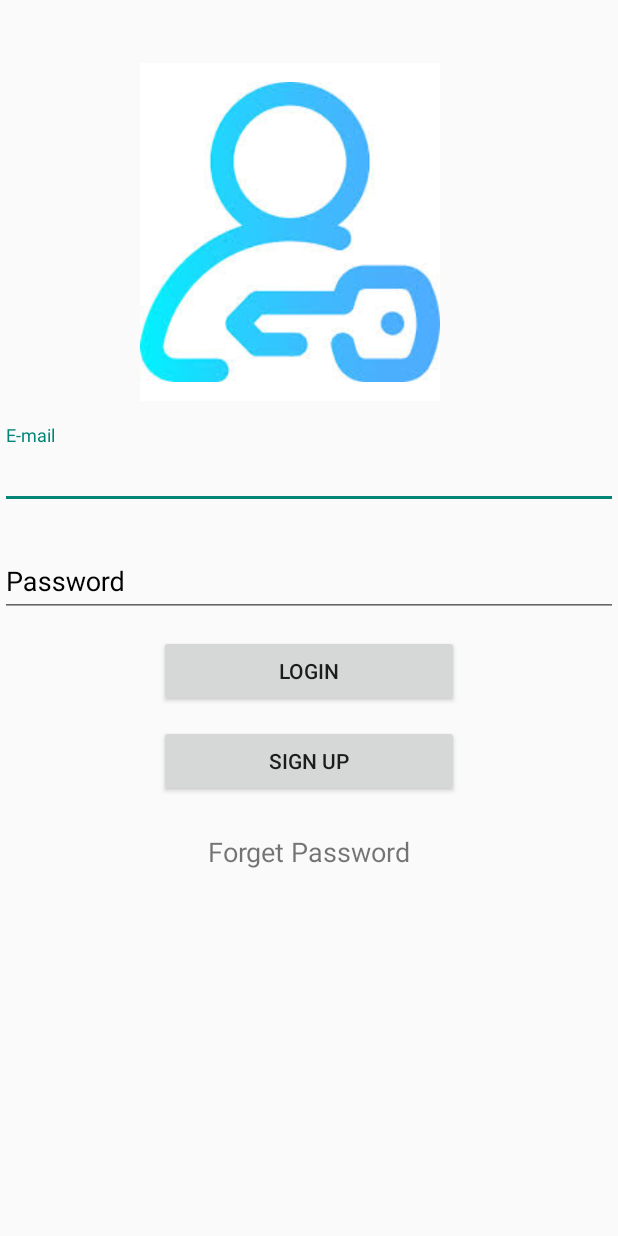
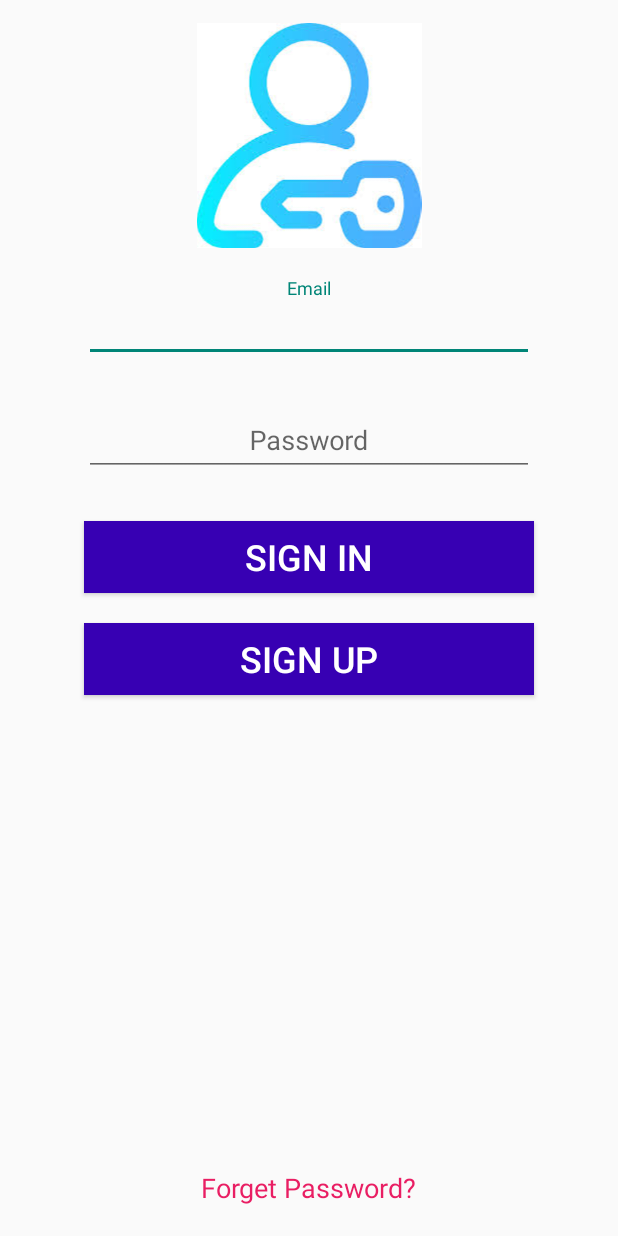
Before and after one commit to faridmitri/chatapp, an Android app: the layout activity_login.xml on its own in the app's theme, with its tools: preview values and no code run, on a phone screen of 412 x 824 dp. Run offline under Robolectric (Android 15) with nearby library versions, the phone set to English and light mode, and no system bars.

Commit message:
resolve bugs

```diff
--- a/app/build.gradle
+++ b/app/build.gradle
@@ -36,9 +36,11 @@ dependencies {
     implementation 'androidx.constraintlayout:constraintlayout:2.0.4'
     implementation 'com.google.firebase:firebase-auth:19.2.0'
     implementation 'com.google.firebase:firebase-database:19.2.1'
+    implementation 'com.google.firebase:firebase-storage:19.2.0'
     testImplementation 'junit:junit:4.+'
     androidTestImplementation 'androidx.test.ext:junit:1.1.2'
     androidTestImplementation 'androidx.test.espresso:espresso-core:3.3.0'
     implementation 'de.hdodenhof:circleimageview:3.1.0'
     implementation 'com.squareup.picasso:picasso:2.71828'
+    implementation 'com.google.firebase:firebase-auth:20.0.1'
 }
--- a/app/src/main/AndroidManifest.xml
+++ b/app/src/main/AndroidManifest.xml
@@ -11,8 +11,8 @@
         android:theme="@style/Theme.ChatApp">
         <activity android:name=".Forget"></activity>
         <activity android:name=".Sign_up" />
-        <activity android:name=".Login" />
-        <activity android:name=".MainActivity">
+        <activity android:name=".MainActivity" />
+        <activity android:name=".Login">
             <intent-filter>
                 <action android:name="android.intent.action.MAIN" />
 
--- a/app/src/main/res/layout/activity_login.xml
+++ b/app/src/main/res/layout/activity_login.xml
@@ -9,86 +9,93 @@
     <ImageView
         android:id="@+id/imageView"
         android:layout_width="200dp"
-        android:layout_height="wrap_content"
-        android:layout_marginStart="93dp"
-        android:layout_marginLeft="93dp"
-        android:layout_marginTop="42dp"
-        android:background="#FFFFFF"
+        android:layout_height="150dp"
+        android:layout_marginTop="15dp"
+        app:layout_constraintEnd_toEndOf="parent"
+        app:layout_constraintHorizontal_bias="0.5"
         app:layout_constraintStart_toStartOf="parent"
         app:layout_constraintTop_toTopOf="parent"
-        app:srcCompat="@drawable/loginimg"
-        tools:ignore="MissingConstraints" />
+        app:srcCompat="@drawable/loginimg" />
 
     <com.google.android.material.textfield.TextInputLayout
-        android:id="@+id/editTextEmail"
-        android:layout_width="0dp"
+        android:id="@+id/textInputLayout"
+        android:layout_width="match_parent"
         android:layout_height="wrap_content"
-        android:layout_marginTop="16dp"
+        android:layout_marginTop="20dp"
         android:gravity="center"
-        android:hint="E-mail"
-        android:textColorHint="@color/black"
-        app:boxBackgroundColor="@color/white"
         app:layout_constraintEnd_toEndOf="parent"
         app:layout_constraintStart_toStartOf="parent"
-        app:layout_constraintTop_toBottomOf="@+id/imageView"
-        app:passwordToggleTint="#FFFFFF">
+        app:layout_constraintTop_toBottomOf="@+id/imageView">
 
         <com.google.android.material.textfield.TextInputEditText
-            android:layout_width="match_parent"
-            android:layout_height="wrap_content" />
+            android:id="@+id/editTextEmail"
+            android:layout_width="300dp"
+            android:layout_height="wrap_content"
+            android:gravity="center"
+            android:hint="Email"
+            android:inputType="textEmailAddress"
+            android:textColor="#000000" />
     </com.google.android.material.textfield.TextInputLayout>
 
     <com.google.android.material.textfield.TextInputLayout
-        android:id="@+id/editTextPassword"
-        android:layout_width="0dp"
+        android:id="@+id/textInputLayout3"
+        android:layout_width="match_parent"
         android:layout_height="wrap_content"
-        android:layout_marginTop="16dp"
+        android:layout_marginTop="20dp"
         android:gravity="center"
-        android:hint="Password"
-        android:textColorHint="@color/black"
-        app:boxBackgroundColor="@color/white"
         app:layout_constraintEnd_toEndOf="parent"
         app:layout_constraintStart_toStartOf="parent"
-        app:layout_constraintTop_toBottomOf="@+id/editTextEmail"
-        app:passwordToggleTint="#FFFFFF">
+        app:layout_constraintTop_toBottomOf="@+id/textInputLayout">
 
         <com.google.android.material.textfield.TextInputEditText
-            android:layout_width="match_parent"
+            android:id="@+id/editTextPassword"
+            android:layout_width="300dp"
             android:layout_height="wrap_content"
-            android:inputType="textPassword" />
+            android:gravity="center"
+            android:hint="Password"
+            android:inputType="textPassword"
+            android:textColor="#000000" />
     </com.google.android.material.textfield.TextInputLayout>
 
     <Button
-        android:id="@+id/buttonSignup"
-        android:layout_width="200dp"
+        android:id="@+id/buttonSignin"
+        android:layout_width="300dp"
         android:layout_height="wrap_content"
-        android:layout_marginTop="12dp"
-        android:text="Sign Up"
+        android:layout_marginTop="30dp"
+        android:background="@color/purple_700"
+        android:text="SIGN IN"
+        android:textColor="#FFFFFF"
+        android:textSize="24sp"
         app:layout_constraintEnd_toEndOf="parent"
         app:layout_constraintHorizontal_bias="0.5"
         app:layout_constraintStart_toStartOf="parent"
-        app:layout_constraintTop_toBottomOf="@+id/buttonLogin" />
+        app:layout_constraintTop_toBottomOf="@+id/textInputLayout3" />
 
     <Button
-        android:id="@+id/buttonLogin"
-        android:layout_width="200dp"
+        android:id="@+id/buttonSignup"
+        android:layout_width="300dp"
         android:layout_height="wrap_content"
-        android:layout_marginTop="12dp"
-        android:text="Login"
+        android:layout_marginTop="20dp"
+        android:background="@color/purple_700"
+        android:text="SIGN UP"
+        android:textColor="#FFFFFF"
+        android:textSize="24sp"
         app:layout_constraintEnd_toEndOf="parent"
         app:layout_constraintHorizontal_bias="0.5"
         app:layout_constraintStart_toStartOf="parent"
-        app:layout_constraintTop_toBottomOf="@+id/editTextPassword" />
+        app:layout_constraintTop_toBottomOf="@+id/buttonSignin" />
 
     <TextView
-        android:id="@+id/textForgetPassword"
+        android:id="@+id/textViewForget"
         android:layout_width="wrap_content"
         android:layout_height="wrap_content"
-        android:layout_marginTop="24dp"
-        android:text="Forget Password"
+        android:layout_marginBottom="20dp"
+        android:text="Forget Password?"
+        android:textColor="#E91E63"
         android:textSize="18sp"
+        app:layout_constraintBottom_toBottomOf="parent"
         app:layout_constraintEnd_toEndOf="parent"
         app:layout_constraintHorizontal_bias="0.5"
-        app:layout_constraintStart_toStartOf="parent"
-        app:layout_constraintTop_toBottomOf="@+id/buttonSignup" />
+        app:layout_constraintStart_toStartOf="parent" />
+
 </androidx.constraintlayout.widget.ConstraintLayout>
```
Also changed, not shown: app/src/main/java/com/am/chatapp/Login.java (+84 -5 lines), app/src/main/java/com/am/chatapp/Sign_up.java (+134 -1 lines), app/src/main/res/drawable-v24/ic_launcher_foreground.xml (added, +30 -0 lines), 1 other file.
